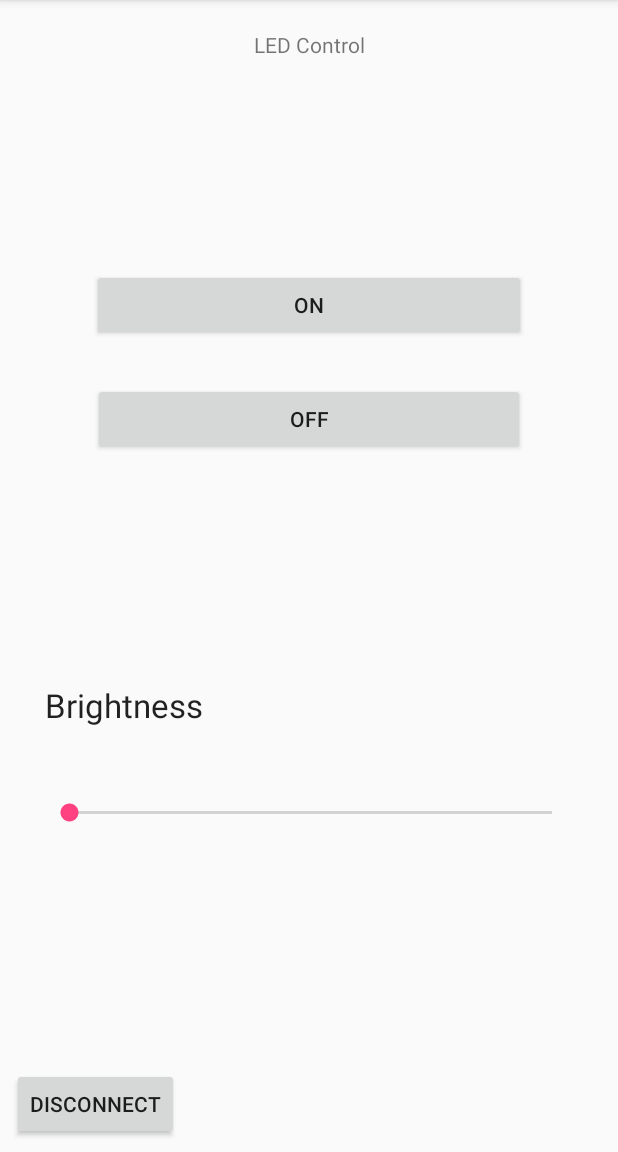
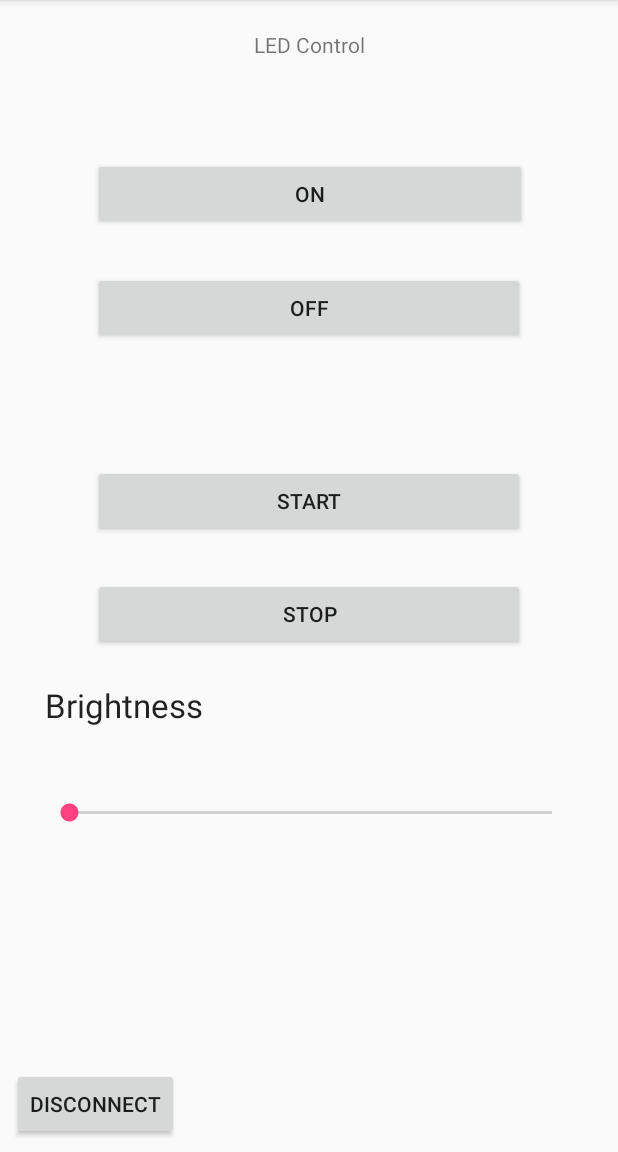
Before and after one commit to AnthonyJeffreyHo/Capstone-M2, an Android app: the led_controls screen opened directly, with no data from a screen before it, on a phone screen of 412 x 824 dp, the part 84-1236 px from its top. Run offline under Robolectric (Android 15) with nearby library versions, the phone set to English and light mode, and no system bars; 3 statements that could not run were skipped.

Commit message:
start/stop added buttons renamed

```diff
--- a/app/build.gradle
+++ b/app/build.gradle
@@ -16,7 +16,7 @@ android {
             proguardFiles getDefaultProguardFile('proguard-android.txt'), 'proguard-rules.pro'
         }
     }
-    buildToolsVersion '26.0.2'
+    buildToolsVersion '27.0.3'
 }
 
 dependencies {
--- a/app/src/main/java/edu/temple/ollycontroller/led_controls.java
+++ b/app/src/main/java/edu/temple/ollycontroller/led_controls.java
@@ -19,7 +19,7 @@ import java.util.UUID;
 
 public class led_controls extends AppCompatActivity {
 
-    Button btnOn, btnOff, btnDis;
+    Button btnOn, btnOff, btnDis, btnStart, btnStop;
     SeekBar brightness;
     TextView lumn;
     String address = null;
@@ -40,11 +40,14 @@ public class led_controls extends AppCompatActivity {
 
 
         //call the widgtes
-        btnOn = (Button)findViewById(R.id.button2);
-        btnOff = (Button)findViewById(R.id.button3);
+        btnOn = (Button)findViewById(R.id.onButton);
+        btnOff = (Button)findViewById(R.id.offButton);
         btnDis = (Button)findViewById(R.id.button4);
         brightness = (SeekBar)findViewById(R.id.seekBar);
         lumn = (TextView)findViewById(R.id.lumn);
+        btnStart = (Button)findViewById(R.id.startButton);
+        btnStop = (Button)findViewById(R.id.stopButton);
+
 
         new ConnectBT().execute(); //Call the class to connect
 
@@ -54,7 +57,7 @@ public class led_controls extends AppCompatActivity {
             @Override
             public void onClick(View v)
             {
-                turnOnLed();      //method to turn on
+                turnOnBoard();      //method to turn on
             }
         });
 
@@ -62,9 +65,26 @@ public class led_controls extends AppCompatActivity {
             @Override
             public void onClick(View v)
             {
-                turnOffLed();   //method to turn off
+                turnOffBoard();   //method to turn off
             }
         });
+
+        btnStart.setOnClickListener(new View.OnClickListener() {
+            @Override
+            public void onClick(View v)
+            {
+                startBoard();   //method to start board
+            }
+        });
+
+        btnStop.setOnClickListener(new View.OnClickListener() {
+            @Override
+            public void onClick(View v)
+            {
+               stopBoard();   //method to stop board
+            }
+        });
+
 
         btnDis.setOnClickListener(new View.OnClickListener()
         {
@@ -122,13 +142,14 @@ public class led_controls extends AppCompatActivity {
 
     }
 
-    private void turnOffLed()
+    private void turnOffBoard()
     {
         if (btSocket!=null)
         {
             try
             {
-                btSocket.getOutputStream().write("TF".toString().getBytes());
+                String message = "off";
+                btSocket.getOutputStream().write(message.getBytes());
             }
             catch (IOException e)
             {
@@ -137,13 +158,14 @@ public class led_controls extends AppCompatActivity {
         }
     }
 
-    private void turnOnLed()
+    private void turnOnBoard()
     {
         if (btSocket!=null)
         {
             try
             {
-                btSocket.getOutputStream().write("TO".toString().getBytes());
+                String message = "on";
+                btSocket.getOutputStream().write(message.getBytes());
             }
             catch (IOException e)
             {
@@ -151,6 +173,39 @@ public class led_controls extends AppCompatActivity {
             }
         }
     }
+
+
+    private void startBoard(){
+        if (btSocket!=null)
+        {
+            try
+            {
+                String message = "start";
+                btSocket.getOutputStream().write(message.getBytes());
+            }
+            catch (IOException e)
+            {
+                msg("Error");
+            }
+        }
+    }
+
+
+    private void stopBoard(){
+        if (btSocket!=null)
+        {
+            try
+            {
+                String message = "stop";
+                btSocket.getOutputStream().write(message.getBytes());
+            }
+            catch (IOException e)
+            {
+                msg("Error");
+            }
+        }
+    }
+
 
 
     private void msg(String s)
--- a/app/src/main/res/layout/activity_led_controls.xml
+++ b/app/src/main/res/layout/activity_led_controls.xml
@@ -53,7 +53,7 @@
         android:layout_height="wrap_content"
         android:layout_alignParentLeft="true"
         android:layout_alignParentStart="true"
-        android:layout_below="@+id/button3"
+        android:layout_below="@+id/offButton"
         android:layout_marginBottom="8dp"
         android:layout_marginEnd="8dp"
         android:layout_marginStart="8dp"
@@ -68,7 +68,7 @@
         app:layout_constraintVertical_bias="0.619" />
 
     <Button
-        android:id="@+id/button2"
+        android:id="@+id/onButton"
         android:layout_width="289dp"
         android:layout_height="wrap_content"
         android:layout_alignEnd="@+id/seekBar"
@@ -83,19 +83,40 @@
         android:text="ON"
         app:layout_constraintBottom_toBottomOf="parent"
         app:layout_constraintEnd_toEndOf="parent"
+        app:layout_constraintHorizontal_bias="0.506"
         app:layout_constraintStart_toStartOf="parent"
         app:layout_constraintTop_toTopOf="parent"
-        app:layout_constraintVertical_bias="0.243" />
+        app:layout_constraintVertical_bias="0.138" />
 
     <Button
-        android:id="@+id/button3"
+        android:id="@+id/startButton"
         android:layout_width="288dp"
         android:layout_height="wrap_content"
-        android:layout_alignEnd="@+id/button2"
+        android:layout_alignEnd="@+id/onButton"
         android:layout_alignParentLeft="true"
         android:layout_alignParentStart="true"
-        android:layout_alignRight="@+id/button2"
-        android:layout_below="@+id/button2"
+        android:layout_alignRight="@+id/onButton"
+        android:layout_below="@+id/onButton"
+        android:layout_marginBottom="8dp"
+        android:layout_marginEnd="8dp"
+        android:layout_marginStart="8dp"
+        android:layout_marginTop="8dp"
+        android:text="START"
+        app:layout_constraintBottom_toBottomOf="parent"
+        app:layout_constraintEnd_toEndOf="parent"
+        app:layout_constraintStart_toStartOf="parent"
+        app:layout_constraintTop_toTopOf="parent"
+        app:layout_constraintVertical_bias="0.429" />
+
+    <Button
+        android:id="@+id/offButton"
+        android:layout_width="288dp"
+        android:layout_height="wrap_content"
+        android:layout_alignEnd="@+id/onButton"
+        android:layout_alignParentLeft="true"
+        android:layout_alignParentStart="true"
+        android:layout_alignRight="@+id/onButton"
+        android:layout_below="@+id/onButton"
         android:layout_marginBottom="8dp"
         android:layout_marginEnd="8dp"
         android:layout_marginStart="8dp"
@@ -105,7 +126,27 @@
         app:layout_constraintEnd_toEndOf="parent"
         app:layout_constraintStart_toStartOf="parent"
         app:layout_constraintTop_toTopOf="parent"
-        app:layout_constraintVertical_bias="0.351" />
+        app:layout_constraintVertical_bias="0.246" />
+
+    <Button
+        android:id="@+id/stopButton"
+        android:layout_width="288dp"
+        android:layout_height="wrap_content"
+        android:layout_alignEnd="@+id/onButton"
+        android:layout_alignParentLeft="true"
+        android:layout_alignParentStart="true"
+        android:layout_alignRight="@+id/onButton"
+        android:layout_below="@+id/onButton"
+        android:layout_marginBottom="8dp"
+        android:layout_marginEnd="8dp"
+        android:layout_marginStart="8dp"
+        android:layout_marginTop="8dp"
+        android:text="STOP"
+        app:layout_constraintBottom_toBottomOf="parent"
+        app:layout_constraintEnd_toEndOf="parent"
+        app:layout_constraintStart_toStartOf="parent"
+        app:layout_constraintTop_toTopOf="parent"
+        app:layout_constraintVertical_bias="0.536" />
 
     <Button
         android:id="@+id/button4"
@@ -139,6 +180,4 @@
         android:layout_above="@+id/seekBar" />
 
 
-
-
 </android.support.constraint.ConstraintLayout>
--- a/app/src/main/res/layout/activity_main.xml
+++ b/app/src/main/res/layout/activity_main.xml
@@ -7,7 +7,7 @@
     tools:context="edu.temple.ollycontroller.MainActivity">
 
     <TextView
-        android:id="@+id/textView"
+        android:id="@+id/textView3"
         android:layout_width="wrap_content"
         android:layout_height="wrap_content"
         android:layout_alignParentLeft="true"
@@ -41,7 +41,7 @@
         android:layout_width="wrap_content"
         android:layout_height="wrap_content"
         android:layout_above="@+id/paired_device_button"
-        android:layout_below="@+id/textView"
+        android:layout_below="@+id/textView3"
         android:layout_centerHorizontal="true" />
 
 </android.support.constraint.ConstraintLayout>
```
